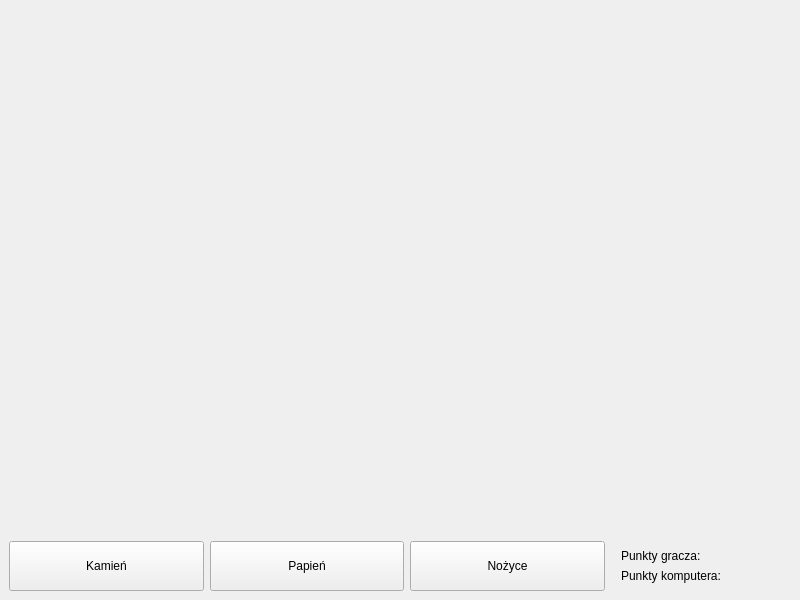
Old version of the form MainWindow.ui in the repository Kosmit147/RockPaperScissors.
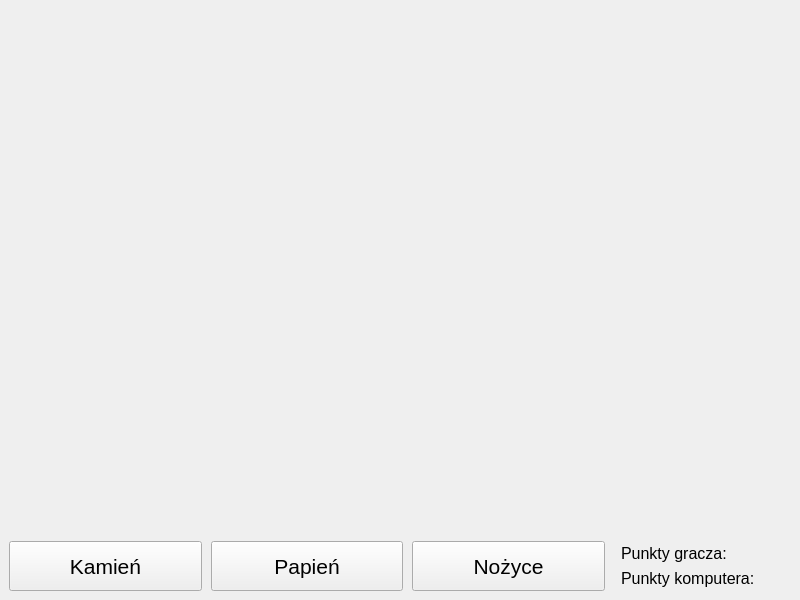
New version of the form.

Commit message: Added button slots

The edit to the form file:
```diff
--- a/MainWindow.ui
+++ b/MainWindow.ui
@@ -58,6 +58,9 @@
      <layout class="QHBoxLayout" name="bottomLayout" stretch="7,0,2">
       <item>
        <layout class="QHBoxLayout" name="buttons">
+        <property name="spacing">
+         <number>9</number>
+        </property>
         <item>
          <widget class="QPushButton" name="buttonRock">
           <property name="sizePolicy">
@@ -72,6 +75,11 @@
             <height>50</height>
            </size>
           </property>
+          <property name="font">
+           <font>
+            <pointsize>16</pointsize>
+           </font>
+          </property>
           <property name="text">
            <string>Kamień</string>
           </property>
@@ -91,6 +99,11 @@
             <height>50</height>
            </size>
           </property>
+          <property name="font">
+           <font>
+            <pointsize>16</pointsize>
+           </font>
+          </property>
           <property name="text">
            <string>Papień</string>
           </property>
@@ -110,6 +123,11 @@
             <height>50</height>
            </size>
           </property>
+          <property name="font">
+           <font>
+            <pointsize>16</pointsize>
+           </font>
+          </property>
           <property name="text">
            <string>Nożyce</string>
           </property>
@@ -136,7 +154,12 @@
       <item>
        <layout class="QGridLayout" name="gridLayout">
         <item row="1" column="0">
-         <widget class="QLabel" name="label_3">
+         <widget class="QLabel" name="aiScore">
+          <property name="font">
+           <font>
+            <pointsize>12</pointsize>
+           </font>
+          </property>
           <property name="text">
            <string>Punkty komputera:</string>
           </property>
@@ -146,7 +169,12 @@
          </widget>
         </item>
         <item row="0" column="0">
-         <widget class="QLabel" name="label">
+         <widget class="QLabel" name="playerScore">
+          <property name="font">
+           <font>
+            <pointsize>12</pointsize>
+           </font>
+          </property>
           <property name="text">
            <string>Punkty gracza:</string>
           </property>
```
Left out of the diff: 2 changed lines with no effect on the pictures. The commit also changes 2 other files.
